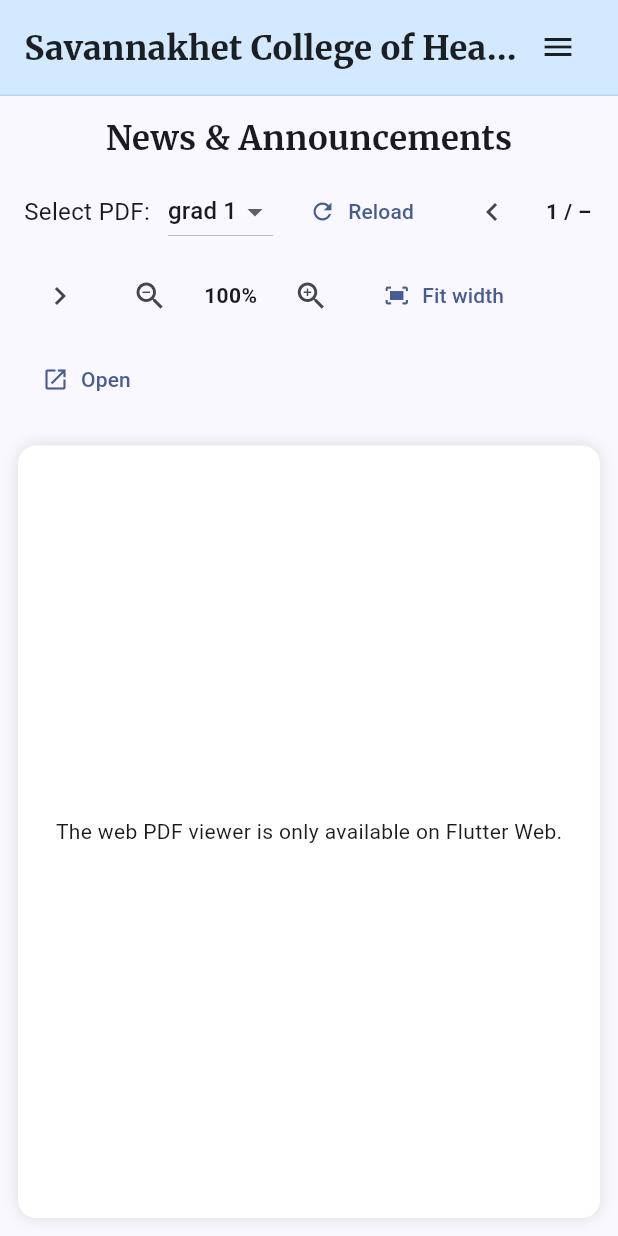
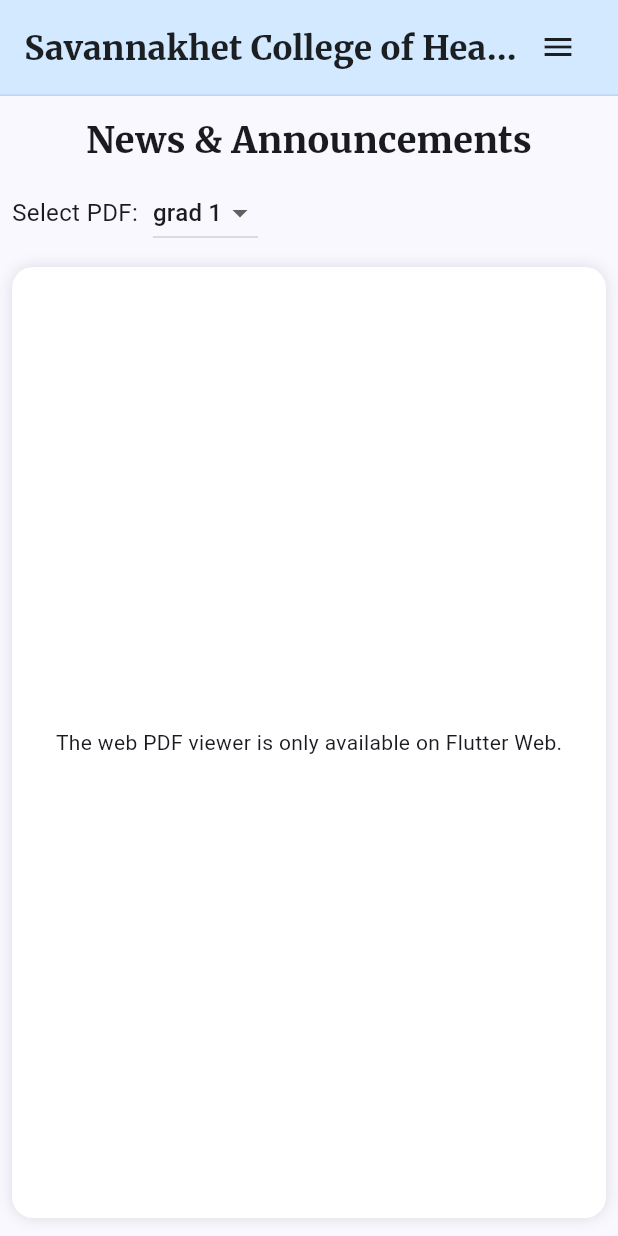
Before and after one commit to noy-hp/schoolapp_web, a Flutter app: the GradScreen screen opened by its route, on a phone screen of 412 x 824 dp. Run offline on Flutter 3.47's test engine with Material 3 defaults, Android fonts, the phone set to English and light mode, and no system bars; our stand-ins replace google_fonts; missing offline and left inert: dart:html, dart:js_util, dart:ui_web.

Commit message:
News viewer: remove toolbar + fit width

```diff
--- a/lib/screens/grad_screen.dart
+++ b/lib/screens/grad_screen.dart
@@ -1,10 +1,9 @@
-// lib/screens/grad_screen.dart
 import 'package:flutter/material.dart';
 import 'package:google_fonts/google_fonts.dart';
 import '../widgets/nav_bar.dart';
 import 'package:flutter/foundation.dart' show kIsWeb;
 
-// Web-only: iframe viewer
+// Web-only iframe
 // ignore: avoid_web_libraries_in_flutter
 import 'dart:html' as html;
 // Modern Flutter Web
@@ -20,8 +19,7 @@
   /// Label -> asset path (match file names exactly, case-sensitive)
   final Map<String, String> _newsPdfs = const {
     'grad 1': 'assets/news_pdfs/grad1.pdf',
-    // add more when ready, e.g.:
-    // 'grad 2': 'assets/news_pdfs/grad2.pdf',
+    // add more here when ready
   };
 
   // Current selection (when not overridden by Library)
@@ -30,11 +28,6 @@
   // Optional overrides when navigated from Library
   String? _overrideAsset;   // e.g., 'assets/library_pdfs/3.pdf'
   String? _overrideTitle;
-
-  // Viewer state (iframe URL uses PDF hash params)
-  int _page = 1;
-  double _zoom = 100; // %
-  bool _fitWidth = false;
 
   // iframe plumbing
   bool _registered = false;
@@ -60,11 +53,6 @@
       if (args is Map) {
         _overrideAsset = args['asset'] as String?;
         _overrideTitle = args['title'] as String?;
-        if ((_overrideAsset ?? '').isNotEmpty) {
-          _page = 1;
-          _zoom = 100;
-          _fitWidth = false;
-        }
       }
       _handledArgs = true;
     }
@@ -99,11 +87,10 @@
     return '$origin${base}assets/$rel';      // → .../assets/assets/news_pdfs/grad1.pdf
   }
 
-  /// Build iframe src with hash params (page/zoom/FitH).
+  /// Always open "fit to width" for readability.
   String _buildPdfSrc() {
     final base = _assetUrlForWeb(_activeAsset());
-    if (_fitWidth) return '$base#view=FitH';
-    return '$base#page=$_page&zoom=${_zoom.toInt()}';
+    return '$base#view=FitH'; // Fit to page width (no custom toolbar controls)
   }
 
   void _reloadIframe() {
@@ -111,14 +98,12 @@
     _iframe!.src = _buildPdfSrc();
   }
 
-  void _openInNewTab() {
-    if (!kIsWeb) return;
-    html.window.open(_buildPdfSrc(), '_blank');
-  }
-
   @override
   Widget build(BuildContext context) {
     final title = _overrideTitle ?? 'News & Announcements';
+
+    // Roomy canvas – fewer margins so the doc is larger
+    final horizontalPad = MediaQuery.sizeOf(context).width < 900 ? 8.0 : 12.0;
 
     return Scaffold(
       appBar: const NavBar(),
@@ -126,129 +111,53 @@
         crossAxisAlignment: CrossAxisAlignment.stretch,
         children: [
           const SizedBox(height: 12),
-
           Center(
             child: Text(
               title,
               style: GoogleFonts.merriweather(
-                fontSize: 22,
-                fontWeight: FontWeight.w700,
+                fontSize: 24,
+                fontWeight: FontWeight.w800,
               ),
             ),
           ),
-          const SizedBox(height: 10),
+          const SizedBox(height: 8),
 
+          // Small top row: optional PDF picker only (no custom tools)
           Padding(
-            padding: const EdgeInsets.symmetric(horizontal: 16),
-            child: Wrap(
-              crossAxisAlignment: WrapCrossAlignment.center,
-              spacing: 12,
-              runSpacing: 8,
+            padding: EdgeInsets.symmetric(horizontal: horizontalPad),
+            child: Row(
               children: [
                 if ((_overrideAsset ?? '').isEmpty) ...[
                   const Text('Select PDF:', style: TextStyle(fontSize: 16)),
+                  const SizedBox(width: 10),
                   DropdownButton<String>(
                     value: _selected,
                     items: _newsPdfs.keys
-                        .map((label) =>
-                            DropdownMenuItem(value: label, child: Text(label)))
+                        .map((label) => DropdownMenuItem(
+                              value: label,
+                              child: Text(label),
+                            ))
                         .toList(),
                     onChanged: (v) {
                       if (v == null) return;
-                      setState(() {
-                        _selected = v;
-                        _page = 1;
-                        _zoom = 100;
-                        _fitWidth = false;
-                      });
+                      setState(() => _selected = v);
                       _reloadIframe();
                     },
                   ),
                 ],
-
-                TextButton.icon(
-                  onPressed: _reloadIframe,
-                  icon: const Icon(Icons.refresh),
-                  label: const Text('Reload'),
-                ),
-
-                // Page controls (iframe uses hash-only; no knowledge of page count)
-                IconButton(
-                  tooltip: 'Previous page',
-                  onPressed: () {
-                    setState(() {
-                      _page = _page > 1 ? _page - 1 : 1;
-                      _fitWidth = false;
-                    });
-                    _reloadIframe();
-                  },
-                  icon: const Icon(Icons.chevron_left),
-                ),
-                Text('$_page / –', style: const TextStyle(fontWeight: FontWeight.w600)),
-                IconButton(
-                  tooltip: 'Next page',
-                  onPressed: () {
-                    setState(() {
-                      _page += 1;
-                      _fitWidth = false;
-                    });
-                    _reloadIframe();
-                  },
-                  icon: const Icon(Icons.chevron_right),
-                ),
-
-                // Zoom controls
-                IconButton(
-                  tooltip: 'Zoom out',
-                  onPressed: () {
-                    setState(() {
-                      _zoom = (_zoom - 10).clamp(40, 400);
-                      _fitWidth = false;
-                    });
-                    _reloadIframe();
-                  },
-                  icon: const Icon(Icons.zoom_out),
-                ),
-                Text('${_zoom.toInt()}%',
-                    style: const TextStyle(fontWeight: FontWeight.w600)),
-                IconButton(
-                  tooltip: 'Zoom in',
-                  onPressed: () {
-                    setState(() {
-                      _zoom = (_zoom + 10).clamp(40, 400);
-                      _fitWidth = false;
-                    });
-                    _reloadIframe();
-                  },
-                  icon: const Icon(Icons.zoom_in),
-                ),
-
-                TextButton.icon(
-                  onPressed: () {
-                    setState(() => _fitWidth = true);
-                    _reloadIframe();
-                  },
-                  icon: const Icon(Icons.fit_screen),
-                  label: const Text('Fit width'),
-                ),
-
-                TextButton.icon(
-                  onPressed: _openInNewTab,
-                  icon: const Icon(Icons.open_in_new),
-                  label: const Text('Open'),
-                ),
               ],
             ),
           ),
 
-          const SizedBox(height: 8),
+          const SizedBox(height: 6),
 
+          // Big viewer – fills the rest of the page
           Expanded(
             child: Container(
-              margin: const EdgeInsets.all(12),
+              margin: EdgeInsets.fromLTRB(horizontalPad, 6, horizontalPad, 12),
               decoration: BoxDecoration(
                 color: Colors.white,
-                borderRadius: BorderRadius.circular(12),
+                borderRadius: BorderRadius.circular(14),
                 boxShadow: const [BoxShadow(blurRadius: 8, color: Colors.black12)],
               ),
               child: !kIsWeb
@@ -256,7 +165,7 @@
                       child: Text('The web PDF viewer is only available on Flutter Web.'),
                     )
                   : ClipRRect(
-                      borderRadius: BorderRadius.circular(12),
+                      borderRadius: BorderRadius.circular(14),
                       child: HtmlElementView(viewType: _viewTypeId),
                     ),
             ),
```
